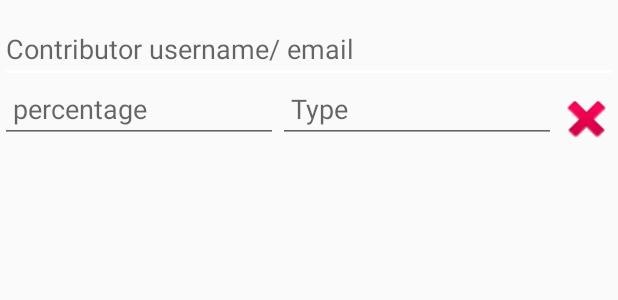
After one commit to HitStreamr/BETA-app, an Android app: the layout contributorfields.xml on its own in the app's theme, with its tools: preview values and no code run, on a phone screen of 412 x 824 dp. The commit adds this screen. Shown: the top 300 px of the screen. Run offline under Robolectric (Android 15) with nearby library versions, the phone set to English and light mode, and no system bars.

Commit message:
Video Upload java and xml pages, contributors view is working.

```diff
--- /dev/null
+++ b/app/src/main/res/layout/contributorfields.xml
@@ -0,0 +1,52 @@
+<?xml version="1.0" encoding="utf-8"?>
+<LinearLayout xmlns:android="http://schemas.android.com/apk/res/android"
+    android:layout_width="match_parent"
+    android:layout_height="match_parent">
+    <LinearLayout
+        android:layout_width="match_parent"
+        android:layout_height="wrap_content"
+        android:orientation="vertical"
+        android:layout_marginTop="10dp">
+        <EditText
+            android:id="@+id/Contributor"
+            android:layout_width="match_parent"
+            android:layout_height="match_parent"
+            android:hint="Contributor username/ email"
+            android:inputType="textPersonName"/>
+
+        <LinearLayout
+            android:layout_width="match_parent"
+            android:layout_height="wrap_content"
+            android:orientation="horizontal"
+            android:layout_marginBottom="10dp"
+            android:weightSum="1">
+            <EditText
+                android:id="@+id/Percentage"
+                android:layout_width="0dp"
+                android:layout_weight=".45"
+                android:layout_height="match_parent"
+                android:hint=" percentage"
+                android:inputType="number"/>
+            <EditText
+                android:id="@+id/ContributorType"
+                android:layout_width="0dp"
+                android:layout_height="match_parent"
+                android:hint=" Type"
+                android:layout_weight="0.45"
+                android:inputType="textPersonName"
+                />
+            <Button
+                android:id="@+id/deleteContributorBtn"
+                android:layout_width="0dp"
+                android:layout_height="40dp"
+                android:layout_weight="0.10"
+                android:background="@android:drawable/ic_delete"
+                android:onClick="onDelete"
+                />
+        </LinearLayout>
+
+
+
+    </LinearLayout>
+
+</LinearLayout>
```
Also changed, not shown: app/src/main/java/com/hitstreamr/hitstreamrbeta/VideoUploadActivity.java (+97 -30 lines), app/src/main/res/layout/activity_video_upload.xml (+12 -0 lines).
